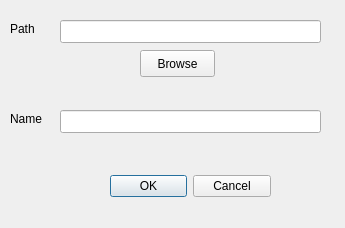
Old version of the form Experimental/ModelPresentation/ModelPresentationDelegate/AddModelDialog.ui in the repository perryiv/cadkit.
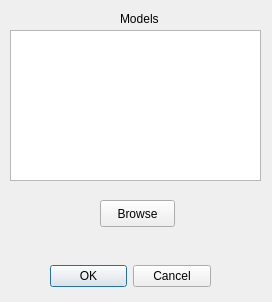
New version of the form. Custom widgets are drawn as their Qt base class.

Commit message: - adding ability to select multiple files for models. - fixed menu text for sets. - Added dependency for minerva layer manaer in helios.sln

```diff
--- a/Experimental/ModelPresentation/ModelPresentationDelegate/AddModelDialog.ui
+++ b/Experimental/ModelPresentation/ModelPresentationDelegate/AddModelDialog.ui
@@ -5,8 +5,8 @@
    <rect>
     <x>0</x>
     <y>0</y>
-    <width>345</width>
-    <height>228</height>
+    <width>272</width>
+    <height>302</height>
    </rect>
   </property>
   <property name="windowTitle" >
@@ -15,8 +15,8 @@
   <widget class="QDialogButtonBox" name="okCancelButtons" >
    <property name="geometry" >
     <rect>
-     <x>110</x>
-     <y>170</y>
+     <x>50</x>
+     <y>260</y>
      <width>161</width>
      <height>32</height>
     </rect>
@@ -28,34 +28,11 @@
     <set>QDialogButtonBox::Cancel|QDialogButtonBox::NoButton|QDialogButtonBox::Ok</set>
    </property>
   </widget>
-  <widget class="QLineEdit" name="_pathText" >
-   <property name="geometry" >
-    <rect>
-     <x>60</x>
-     <y>20</y>
-     <width>261</width>
-     <height>23</height>
-    </rect>
-   </property>
-  </widget>
-  <widget class="QLabel" name="addModelLabel" >
-   <property name="geometry" >
-    <rect>
-     <x>10</x>
-     <y>20</y>
-     <width>25</width>
-     <height>18</height>
-    </rect>
-   </property>
-   <property name="text" >
-    <string>Path</string>
-   </property>
-  </widget>
   <widget class="QPushButton" name="browseButton" >
    <property name="geometry" >
     <rect>
-     <x>140</x>
-     <y>50</y>
+     <x>100</x>
+     <y>200</y>
      <width>75</width>
      <height>27</height>
     </rect>
@@ -64,30 +41,37 @@
     <string>Browse</string>
    </property>
   </widget>
-  <widget class="QLineEdit" name="_nameText" >
+  <widget class="QLabel" name="modelsLabel" >
    <property name="geometry" >
     <rect>
-     <x>60</x>
-     <y>110</y>
-     <width>261</width>
-     <height>23</height>
-    </rect>
-   </property>
-  </widget>
-  <widget class="QLabel" name="nameLabel" >
-   <property name="geometry" >
-    <rect>
-     <x>10</x>
-     <y>110</y>
-     <width>33</width>
+     <x>120</x>
+     <y>10</y>
+     <width>41</width>
      <height>18</height>
     </rect>
    </property>
    <property name="text" >
-    <string>Name</string>
+    <string>Models</string>
+   </property>
+  </widget>
+  <widget class="QtTools::StringsView" name="_modelsList" >
+   <property name="geometry" >
+    <rect>
+     <x>10</x>
+     <y>30</y>
+     <width>251</width>
+     <height>151</height>
+    </rect>
    </property>
   </widget>
  </widget>
+ <customwidgets>
+  <customwidget>
+   <class>QtTools::StringsView</class>
+   <extends>QTreeView</extends>
+   <header>QtTools/StringsView.h</header>
+  </customwidget>
+ </customwidgets>
  <resources/>
  <connections>
   <connection>
```
The commit also changes 7 other files.
